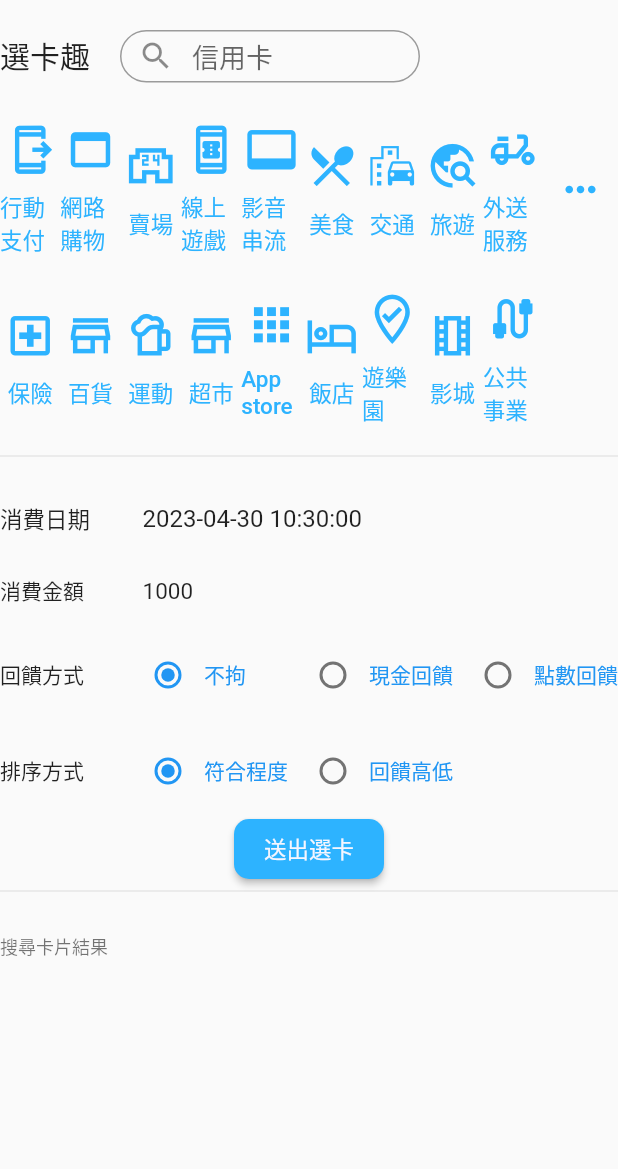
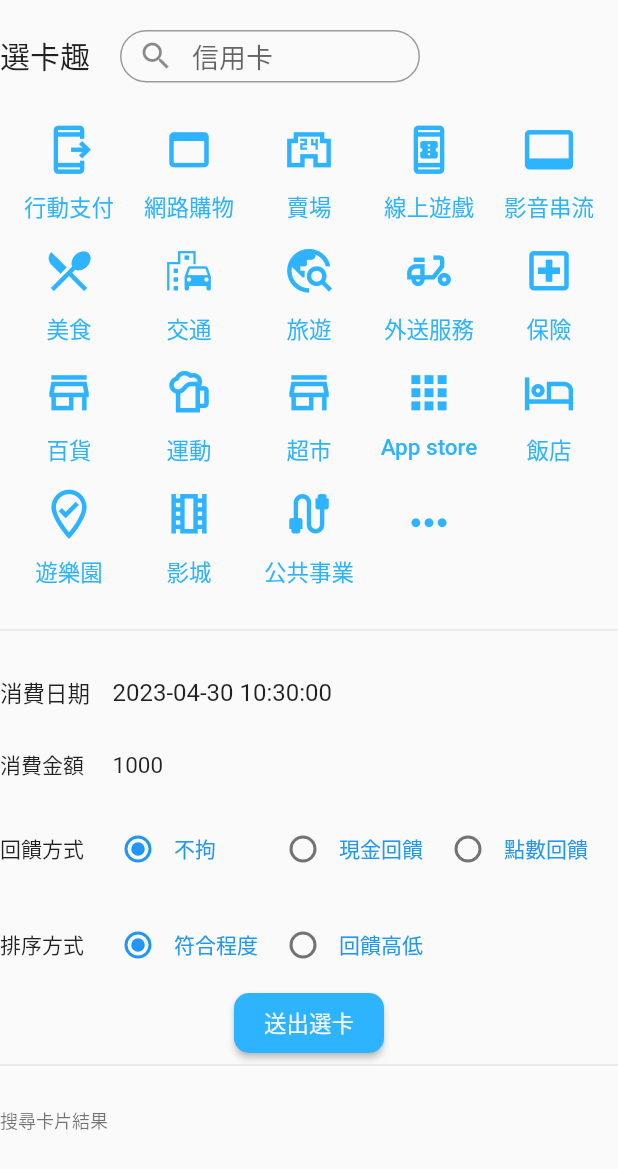
Before and after one commit to chriswow333/pickcard, a Flutter app: the screen it shows after launch, after a tap on the "keyboard control" icon, on a phone screen of 412 x 824 dp. Shown: the top 1169 px of the screen. Run offline on Flutter 3.47's test engine with Material 2 defaults, Android fonts, the phone set to English and light mode, and no system bars; drawn by our look-alikes of datetime_picker_formfield; our stand-ins replace dio, flutter_mobx, freezed_annotation, localstorage, logger, mobx and 1 more; missing offline and left inert: dart:html; network calls fail.

Commit message:
modified channel responsive

```diff
--- a/lib/page/pickcard/pickcard.dart
+++ b/lib/page/pickcard/pickcard.dart
@@ -233,10 +233,8 @@ class ChannelBtnShowLessList extends StatelessWidget {
 
   @override
   Widget build(BuildContext context) {
-    return Column(
-      mainAxisAlignment: MainAxisAlignment.start,
-      children:[
-        Row(
+    return Wrap(
+      runSpacing: 10.0,
       children:[
         ChannelBtn(channelType:ChannelTypeModels.getChannelTypeModel(3)),
         ChannelBtn(channelType:ChannelTypeModels.getChannelTypeModel(4)),
@@ -249,9 +247,6 @@ class ChannelBtnShowLessList extends StatelessWidget {
         ChannelBtn(channelType:ChannelTypeModels.getChannelTypeModel(11)),
         ChannelBtnShowTap(onTapShowMore:onTapShowMore),
       ],
-        ),
-
-      ]
     );
   }
 }
@@ -263,15 +258,30 @@ class ChannelBtnShowTap extends StatelessWidget {
   @override
   Widget build(BuildContext context) {
     return Container(
-      width:50,
+      width:80,
+      // height:60,
+      alignment: Alignment.center,
       child:TextButton(
         onPressed: (){
           onTapShowMore();
         },
-        child: const Icon(
+        child: Column(
+            crossAxisAlignment: CrossAxisAlignment.center,
+            children:[
+              Icon(
                 Icons.more_horiz_outlined,
                 color: const Color(0xff2db3ff),
-          size: 30.0,
+                size: 35.0,
+              ),
+              const SizedBox(height:10),
+              Text(
+                '',
+                style: TextStyle(
+                  fontSize: 15,
+                  color: const Color(0xff2db3ff),
+                ),
+              ),
+            ],
           ),
       ),
     );
@@ -299,8 +309,8 @@ class ChannelBtnShowMoreList extends StatelessWidget {
     return Column(
       crossAxisAlignment: CrossAxisAlignment.start,
       children:[
-        Row(
-          mainAxisAlignment: MainAxisAlignment.start,
+        Wrap(
+          runSpacing: 10.0,
           children:[
             ChannelBtn(channelType:ChannelTypeModels.getChannelTypeModel(3)),
             ChannelBtn(channelType:ChannelTypeModels.getChannelTypeModel(4)),
@@ -311,14 +321,6 @@ class ChannelBtnShowMoreList extends StatelessWidget {
             ChannelBtn(channelType:ChannelTypeModels.getChannelTypeModel(9)),
             ChannelBtn(channelType:ChannelTypeModels.getChannelTypeModel(10)),
             ChannelBtn(channelType:ChannelTypeModels.getChannelTypeModel(11)),
-            ChannelBtnShowTap(onTapShowMore:onTapShowMore),
-
-          ],
-        ),
-        SizedBox(height:20),
-        Row(
-          mainAxisAlignment: MainAxisAlignment.start,
-          children:[
             ChannelBtn(channelType:ChannelTypeModels.getChannelTypeModel(12)),
             ChannelBtn(channelType:ChannelTypeModels.getChannelTypeModel(13)),
             ChannelBtn(channelType:ChannelTypeModels.getChannelTypeModel(14)),
@@ -328,7 +330,8 @@ class ChannelBtnShowMoreList extends StatelessWidget {
             ChannelBtn(channelType:ChannelTypeModels.getChannelTypeModel(18)),
             ChannelBtn(channelType:ChannelTypeModels.getChannelTypeModel(19)),
             ChannelBtn(channelType:ChannelTypeModels.getChannelTypeModel(20)),
-            ChannelBtnEmpty(),
+            ChannelBtnShowTap(onTapShowMore:onTapShowMore),
+
           ],
         ),
       ]
@@ -358,10 +361,9 @@ class ChannelBtn extends StatelessWidget {
 
     icon = pickcardViewModel.getIconChannelBtn(context, channelTypeID);
 
-    return Expanded(
-      child:ConstrainedBox(
+    return ConstrainedBox(
       constraints: BoxConstraints(
-          minWidth: 80,
+        maxWidth: 80,
       ),
       child:TextButton(
         style: ElevatedButton.styleFrom(
@@ -448,7 +450,6 @@ class ChannelBtn extends StatelessWidget {
             ],
           ),
         ),
-        )
       )
     );
   }
@@ -937,7 +938,7 @@ class _SortItemStfState extends State<SortItemStf> {
         children: <Widget>[
           Container(
             height:40,
-            width:80,
+            width:60,
             alignment: Alignment.centerLeft,
             child:const Text('排序方式')
           ),
@@ -1027,7 +1028,7 @@ class _CashItemStfState extends State<CashItemStf> {
     return Row(
       children:[
         Container(
-          width:80,
+          width:60,
           child:const Text("消費金額"),
         ),
         SizedBox(width:15,),
@@ -1071,7 +1072,7 @@ class DateItem extends StatelessWidget {
         mainAxisAlignment: MainAxisAlignment.start,
         children:[
           Container(
-            width:80,
+            width:60,
             child:const Text(
               '消費日期',
               style: TextStyle(
@@ -1154,11 +1155,13 @@ class _RewardItemStfState extends State<RewardItemStf> {
         children: <Widget>[
           Container(
             height:40,
-            width:80,
+            width:60,
             alignment: Alignment.centerLeft,
             child:const Text('回饋方式')
           ),
-
+          Expanded(
+            child:Wrap(
+              children:[
                 Container(
                   width:110,
                   child:TextButton(
@@ -1236,6 +1239,9 @@ class _RewardItemStfState extends State<RewardItemStf> {
                         Text(rewardTypeNamesModel.getRewardName(2)),
                       ]
                     ),
+                  ),
+                ),
+              ],
             ),
           ),
         ],
```
Lines whose indentation alone changed are shown as unchanged.
